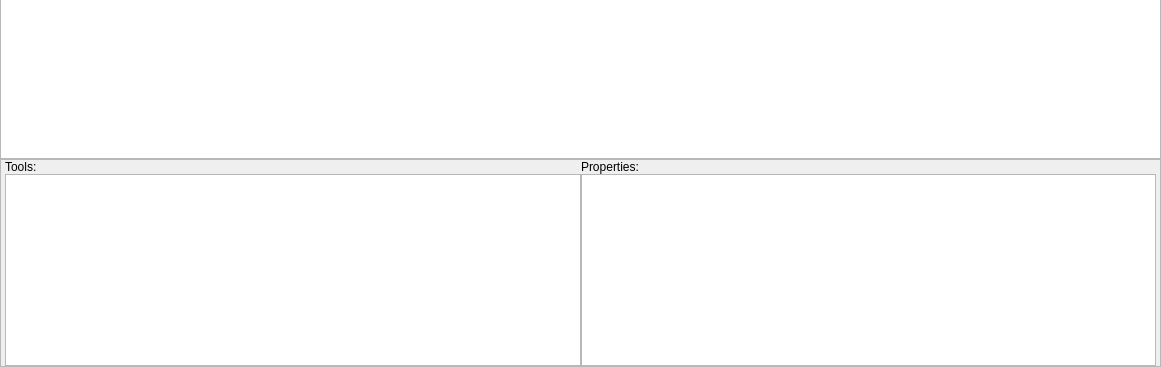
First picture: the form in DesignerWindow.ui, repository Stasne/LevelDesigner, before the edit; both pictures show x 0 to 1161 and y 415 to 782 of the 1161 by 782 pixel window.
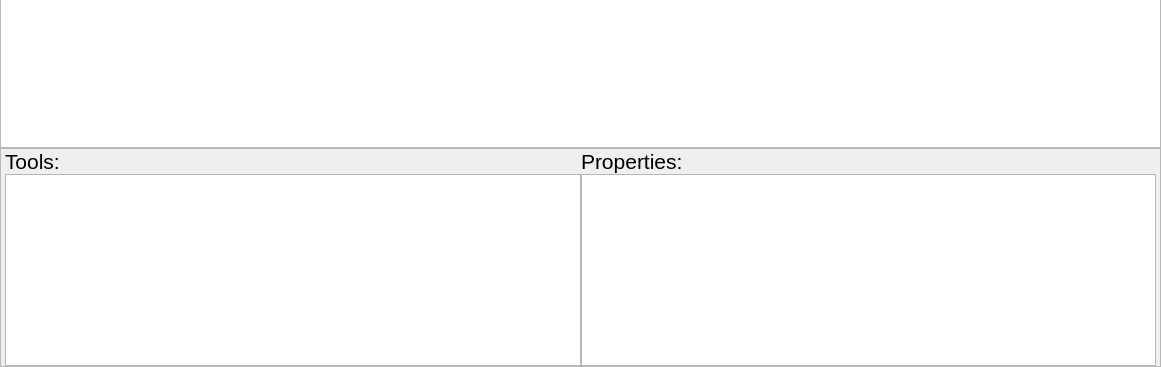
Second picture: the form after the edit.

The edit to the form file:
```diff
--- a/DesignerWindow.ui
+++ b/DesignerWindow.ui
@@ -137,6 +137,11 @@
          </property>
          <item>
           <widget class="QLabel" name="label_2">
+           <property name="font">
+            <font>
+             <pointsize>16</pointsize>
+            </font>
+           </property>
            <property name="text">
             <string>Tools:</string>
            </property>
@@ -154,6 +159,11 @@
          </property>
          <item>
           <widget class="QLabel" name="label">
+           <property name="font">
+            <font>
+             <pointsize>16</pointsize>
+            </font>
+           </property>
            <property name="text">
             <string>Properties:</string>
            </property>
```
Left out of the diff: 50 changed lines with no effect on the pictures.
